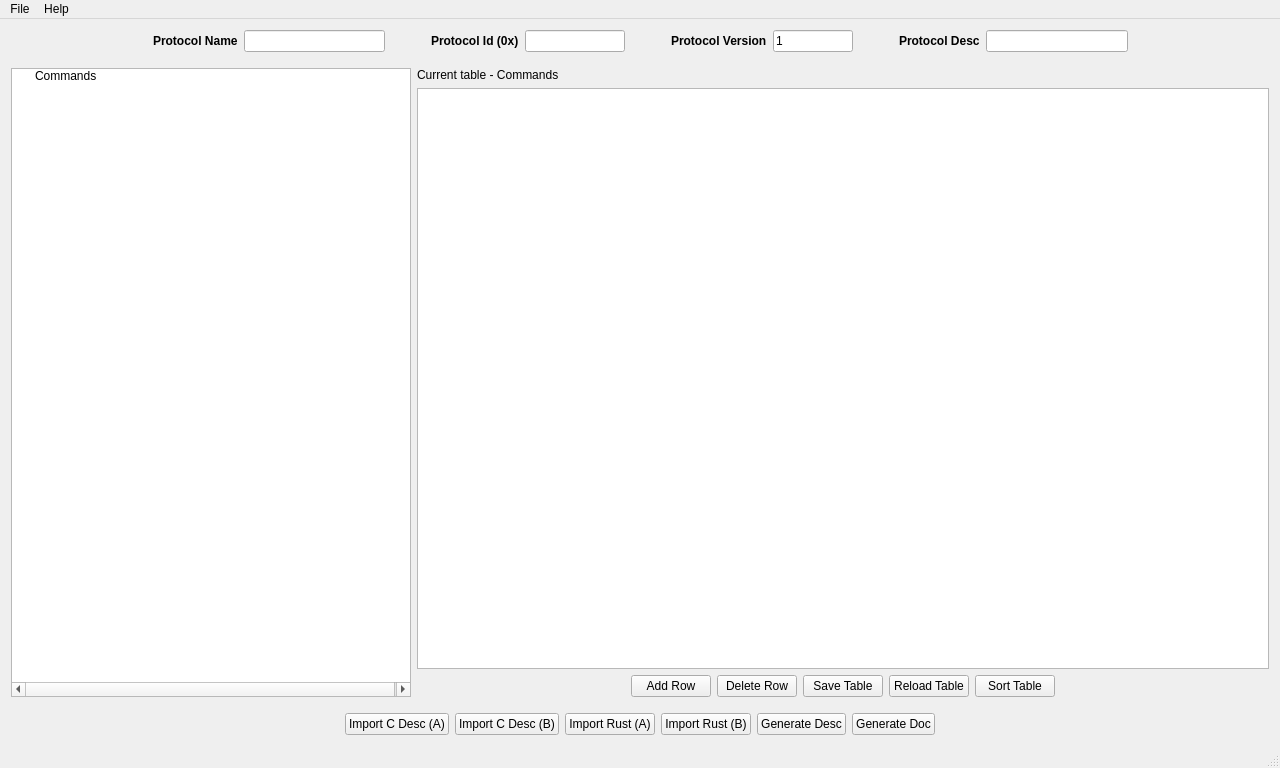
The window that src/mainwindow.ui (jean-roland/LCSF_Generator) describes before a commit, drawn with Qt 5.
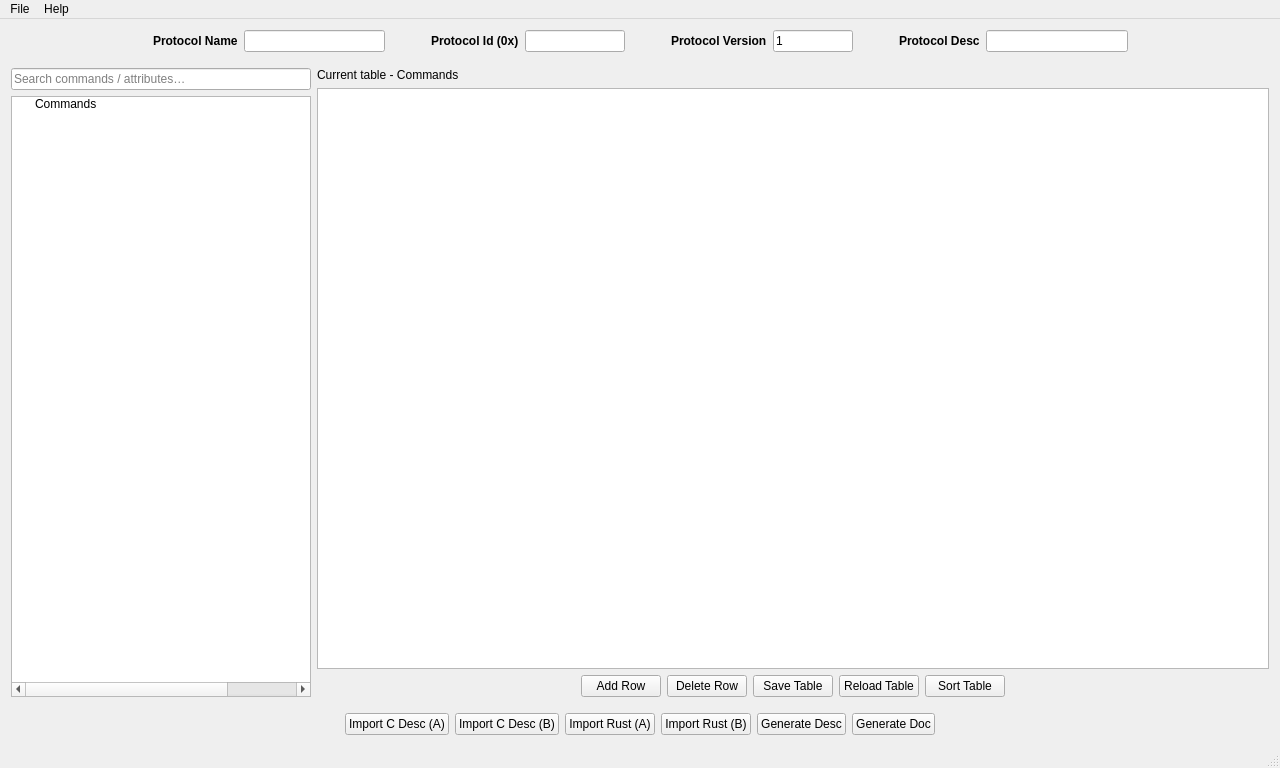
The same window after the commit. Icons and pictures are not drawn.

Commit message: feat: tree search bar, centered window, cancellable quit

What changed in the file:
```diff
--- a/src/mainwindow.ui
+++ b/src/mainwindow.ui
@@ -395,10 +395,31 @@
     <item row="2" column="0">
      <layout class="QHBoxLayout" name="hlCmd" stretch="0,1">
       <item>
+       <layout class="QVBoxLayout" name="vlTree">
+       <item>
+        <widget class="QLineEdit" name="leTreeSearch">
+         <property name="maximumSize">
+          <size>
+           <width>400</width>
+           <height>16777215</height>
+          </size>
+         </property>
+         <property name="toolTip">
+          <string>Filter tree by name (Ctrl+F)</string>
+         </property>
+         <property name="placeholderText">
+          <string>Search commands / attributes…</string>
+         </property>
+         <property name="clearButtonEnabled">
+          <bool>true</bool>
+         </property>
+        </widget>
+       </item>
+       <item>
        <widget class="QTreeWidget" name="twDescTreeView">
         <property name="minimumSize">
          <size>
-          <width>0</width>
+          <width>300</width>
           <height>0</height>
          </size>
         </property>
@@ -412,7 +433,7 @@
          <string>Tree showing the protocol commands and attributes</string>
         </property>
         <property name="sizeAdjustPolicy">
-         <enum>QAbstractScrollArea::AdjustToContents</enum>
+         <enum>QAbstractScrollArea::AdjustIgnored</enum>
         </property>
         <property name="autoScroll">
          <bool>false</bool>
@@ -449,6 +470,8 @@
          </property>
         </item>
        </widget>
+       </item>
+       </layout>
       </item>
       <item>
        <layout class="QVBoxLayout" name="vlCmdTable">
```
The commit also changes 3 other files.
